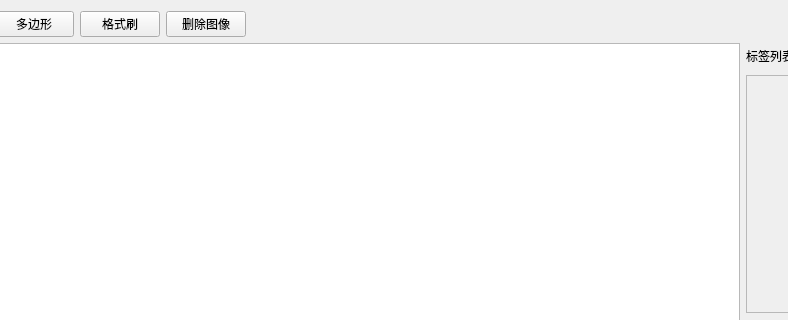
pythondever/easy_trainer, file ui/annotation.ui: the form before one commit; both pictures show x 103 to 891 and y 0 to 320 of the 1068 by 703 pixel window.
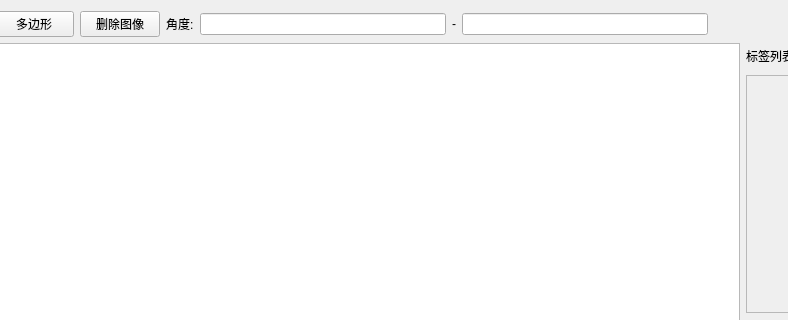
The form after the commit. Icons and pictures are not drawn.

```diff
--- a/ui/annotation.ui
+++ b/ui/annotation.ui
@@ -40,17 +40,6 @@
          </property>
         </widget>
        </item>
-       <item>
-        <widget class="QPushButton" name="format_painter_btn">
-         <property name="text">
-          <string>格式刷</string>
-         </property>
-         <property name="icon">
-          <iconset>
-           <normaloff>../resources/刷子.png</normaloff>../resources/刷子.png</iconset>
-         </property>
-        </widget>
-       </item>
        <item>
         <widget class="QPushButton" name="delete_image_btn">
          <property name="text">
@@ -62,6 +51,26 @@
          </property>
         </widget>
        </item>
+       <item>
+        <widget class="QLabel" name="angle_range_label">
+         <property name="text">
+          <string>角度:</string>
+         </property>
+        </widget>
+       </item>
+       <item>
+        <widget class="QLineEdit" name="min_ange_lineEdit"/>
+       </item>
+       <item>
+        <widget class="QLabel" name="label">
+         <property name="text">
+          <string>-</string>
+         </property>
+        </widget>
+       </item>
+       <item>
+        <widget class="QLineEdit" name="max_ange_lineEdit"/>
+       </item>
        <item>
         <spacer name="horizontalSpacer_3">
          <property name="orientation">
```
